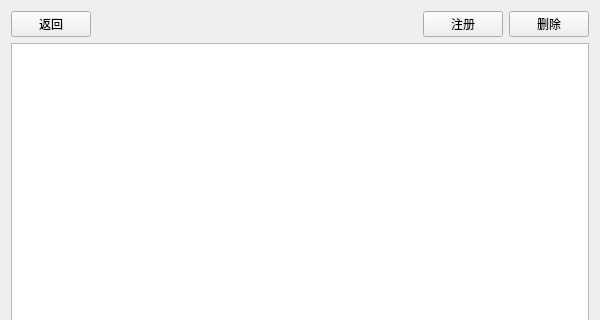
ChaoII/fram-qt, file widgets/faceinfowidget.ui: the form before one commit; both pictures show x 0 to 600 and y 0 to 320 of the 600 by 1024 pixel window.
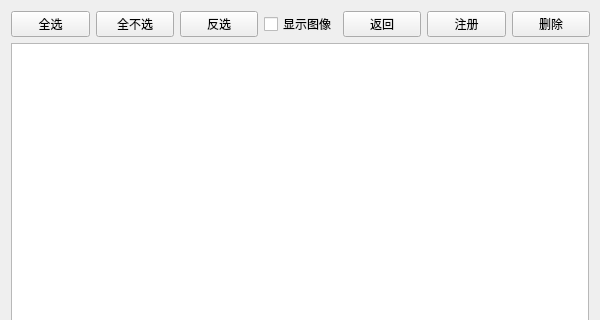
The form after the commit.

Patch:
```diff
--- a/widgets/faceinfowidget.ui
+++ b/widgets/faceinfowidget.ui
@@ -20,9 +20,23 @@
    <item>
     <layout class="QHBoxLayout" name="horizontalLayout">
      <item>
-      <widget class="QPushButton" name="pb1_back">
+      <widget class="QPushButton" name="pb1_selectAll">
        <property name="text">
-        <string>返回</string>
+        <string>全选</string>
+       </property>
+      </widget>
+     </item>
+     <item>
+      <widget class="QPushButton" name="pb1_unSelectAll">
+       <property name="text">
+        <string>全不选</string>
+       </property>
+      </widget>
+     </item>
+     <item>
+      <widget class="QPushButton" name="pb1_reverseSelect">
+       <property name="text">
+        <string>反选</string>
        </property>
       </widget>
      </item>
@@ -39,6 +53,20 @@
        </property>
       </spacer>
      </item>
+     <item>
+      <widget class="QCheckBox" name="cb1_showPicture">
+       <property name="text">
+        <string>显示图像</string>
+       </property>
+      </widget>
+     </item>
+     <item>
+      <widget class="QPushButton" name="pb1_back">
+       <property name="text">
+        <string>返回</string>
+       </property>
+      </widget>
+     </item>
      <item>
       <widget class="QPushButton" name="pb1_register">
        <property name="text">
```
